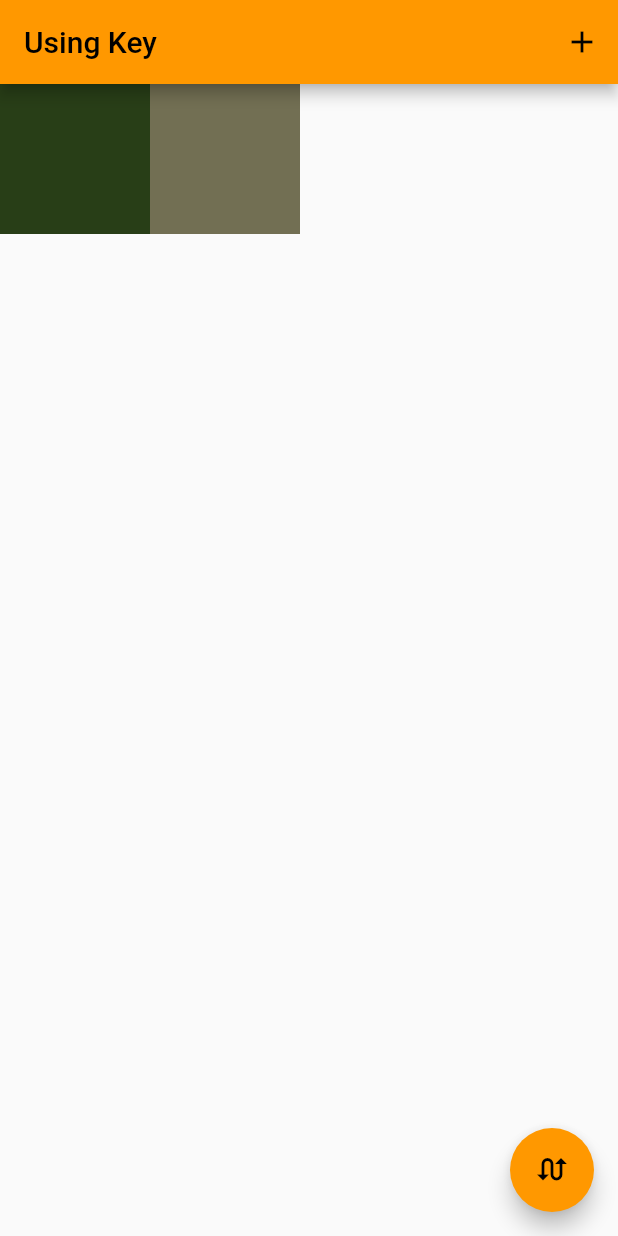
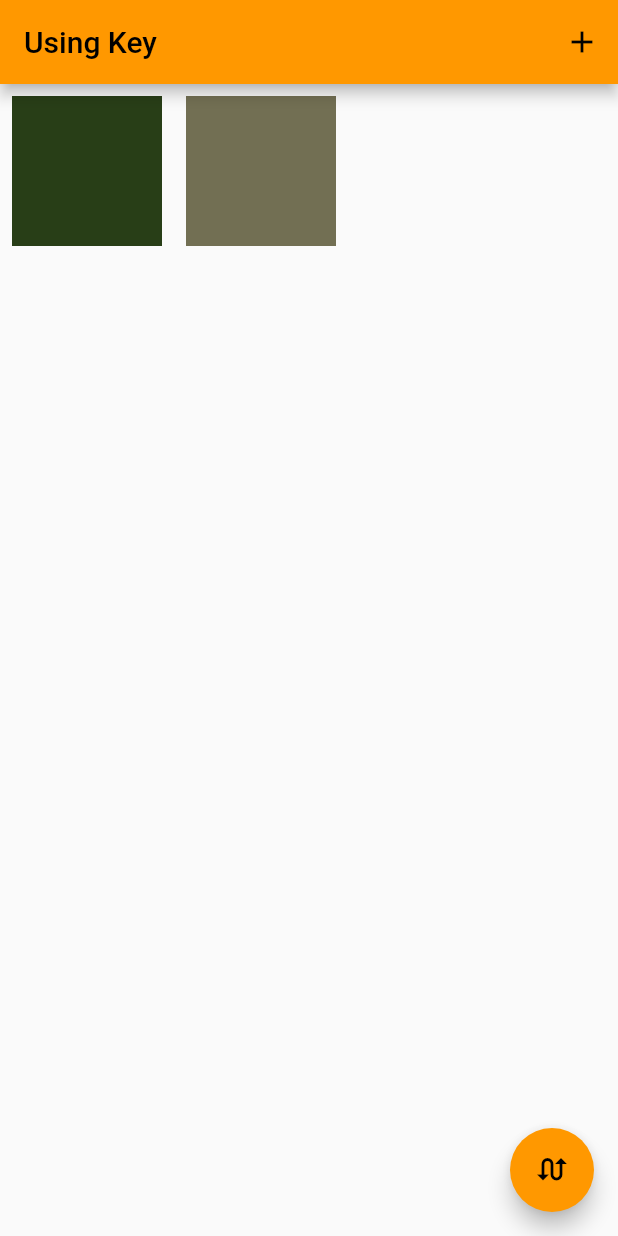
Before and after one commit to gaeun23/flutter-practice, a Flutter app: the screen it shows after launch, on a phone screen of 412 x 824 dp. Run offline on Flutter 3.47's test engine with Material 2 defaults, Android fonts, the phone set to English and light mode, and no system bars.

Commit message:
7주차 강의 1 - Stateful 위젯의 state 변경 with Padding by UniqueKey

```diff
--- a/lib/main.dart
+++ b/lib/main.dart
@@ -30,7 +30,19 @@ class MyHomePage extends StatefulWidget {
 }
 
 class _MyHomePageState extends State<MyHomePage> {
-  List<Widget> myTiles = [MyTile(key: UniqueKey()), MyTile(key: UniqueKey())];
+  // Padding 에 Key 값이 아닌 MyTile 에 Key 값이 들어가면 refresh 할때마다 모든 색이 변경
+  List<Widget> myTiles = [
+    Padding(
+      key: UniqueKey(),
+      padding: const EdgeInsets.all(8.0),
+      child: MyTile(),
+    ),
+    Padding(
+      key: UniqueKey(),
+      padding: const EdgeInsets.all(8.0),
+      child: MyTile(),
+    )
+  ];
 
   @override
   Widget build(BuildContext context) {
```
